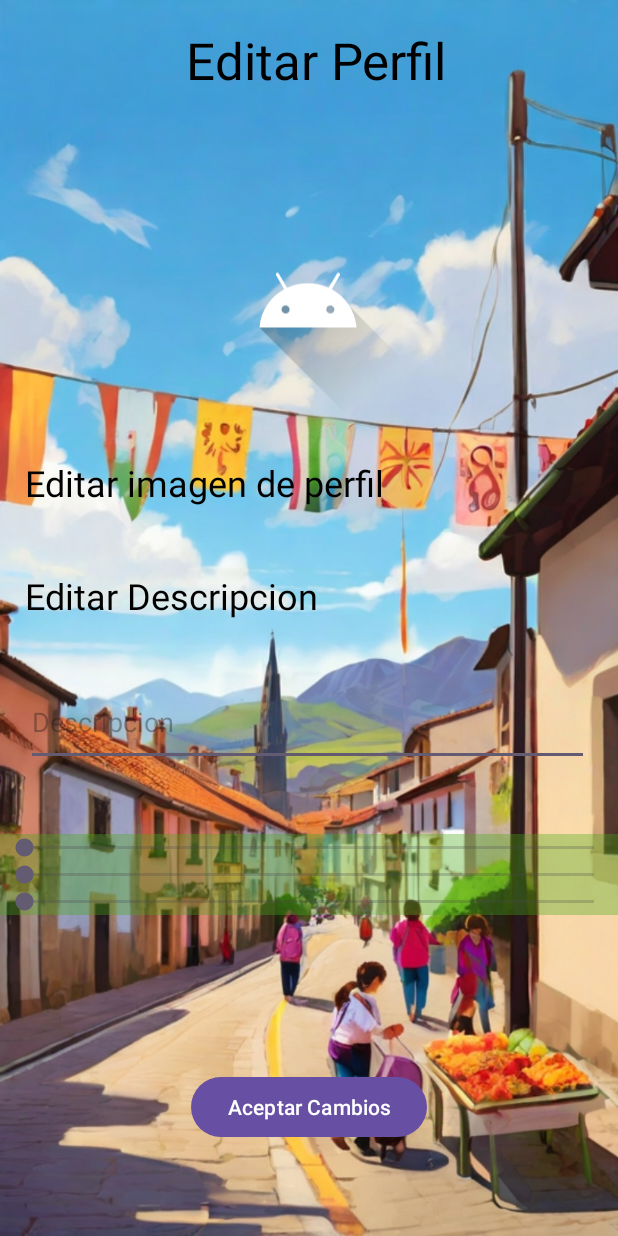
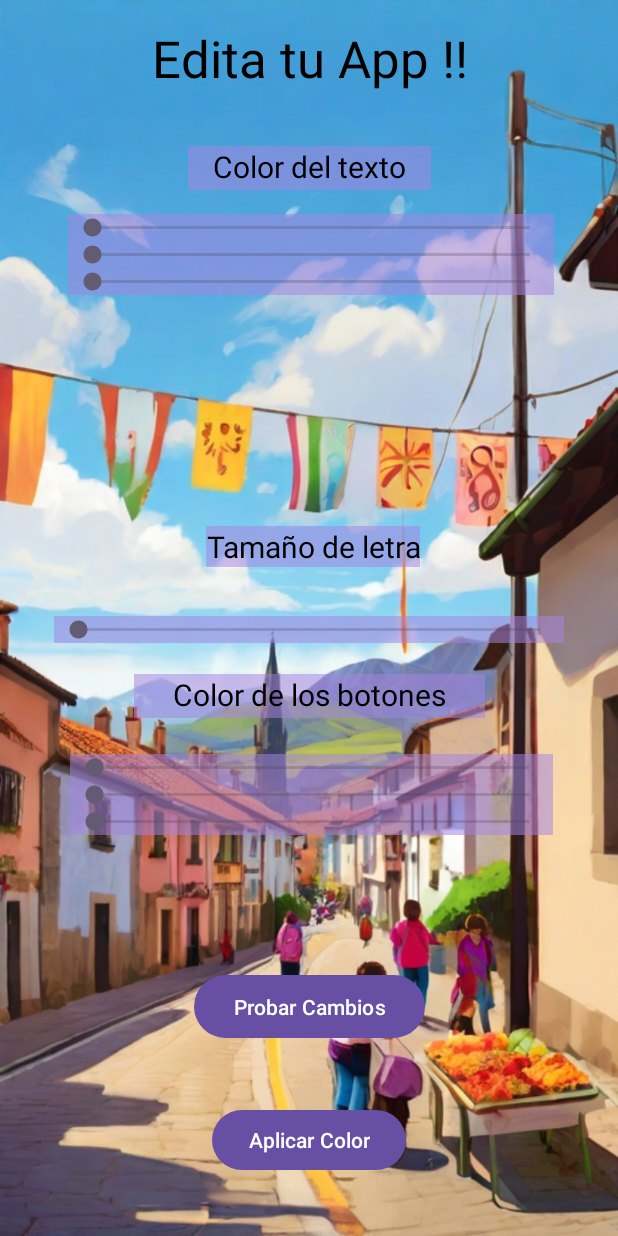
Before and after one commit to ElKalto/EventVault, an Android app: the PerfilBasico screen opened directly, with no data from a screen before it, after a tap on "Editar Perfil", on a phone screen of 412 x 824 dp. Run offline under Robolectric (Android 15) with nearby library versions, the phone set to English and light mode, and no system bars; our stand-ins replace Firebase (no records; nobody signed in at launch, a user with empty details on screens opened directly).

Commit message:
Vuelve a funcionar todo 6.81
cambio de look

```diff
--- a/app/src/main/AndroidManifest.xml
+++ b/app/src/main/AndroidManifest.xml
@@ -37,7 +37,7 @@
             android:name=".vista.CreacionEvento"
             android:exported="false" />
         <activity
-            android:name=".vista.EditarPerfil"
+            android:name=".vista.EditarApp"
             android:exported="false" />
         <activity
             android:name=".vista.EventosSemana"
--- a/app/src/main/java/com/example/eventvault/modelo/PerfilBasico.java
+++ b/app/src/main/java/com/example/eventvault/modelo/PerfilBasico.java
@@ -9,7 +9,7 @@ import android.os.Bundle;
 import android.view.View;
 import android.widget.Button;
 
-import com.example.eventvault.vista.EditarPerfil;
+import com.example.eventvault.vista.EditarApp;
 import com.example.eventvault.servicios.EventVault;
 import com.example.eventvault.vista.EventosSemana;
 import com.example.eventvault.R;
@@ -49,7 +49,7 @@ public class PerfilBasico extends AppCompatActivity {
         btnPerf.setOnClickListener(new View.OnClickListener() {
             @Override
             public void onClick(View v) {
-                Intent intent = new Intent(PerfilBasico.this, EditarPerfil.class);
+                Intent intent = new Intent(PerfilBasico.this, EditarApp.class);
                 startActivity(intent);
             }
         });
--- a/app/src/main/java/com/example/eventvault/modelo/PerfilCreador.java
+++ b/app/src/main/java/com/example/eventvault/modelo/PerfilCreador.java
@@ -11,7 +11,7 @@ import android.widget.Button;
 
 import com.example.eventvault.vista.CreacionEvento;
 import com.example.eventvault.vista.EditarEvento;
-import com.example.eventvault.vista.EditarPerfil;
+import com.example.eventvault.vista.EditarApp;
 import com.example.eventvault.servicios.EventVault;
 import com.example.eventvault.vista.EventosSemana;
 import com.example.eventvault.R;
@@ -81,7 +81,7 @@ public class PerfilCreador extends AppCompatActivity {
         btnPerf.setOnClickListener(new View.OnClickListener() {
             @Override
             public void onClick(View v) {
-                Intent intent = new Intent(PerfilCreador.this, EditarPerfil.class);
+                Intent intent = new Intent(PerfilCreador.this, EditarApp.class);
                 startActivity(intent);
             }
         });
--- /dev/null
+++ b/app/src/main/java/com/example/eventvault/vista/EditarApp.java
@@ -0,0 +1,71 @@
+package com.example.eventvault.vista;
+
+import androidx.appcompat.app.AppCompatActivity;
+import androidx.constraintlayout.widget.ConstraintLayout;
+
+import android.annotation.SuppressLint;
+import android.content.SharedPreferences;
+import android.graphics.Color;
+import android.os.Bundle;
+import android.view.View;
+import android.widget.Button;
+import android.widget.SeekBar;
+
+import com.example.eventvault.R;
+
+public class EditarApp extends AppCompatActivity {
+
+    private SeekBar seekBarColorRojoBotones, seekBarColorVerdeBotones, seekBarColorAzulBotones;
+    private SeekBar seekBarColorRojoFuentes, seekBarColorVerdeFuentes, seekBarColorAzulFuentes;
+    private Button btnAplicarColor;
+    private ConstraintLayout constraintLayout;
+
+    @SuppressLint("MissingInflatedId")
+    @Override
+    protected void onCreate(Bundle savedInstanceState) {
+        super.onCreate(savedInstanceState);
+        setContentView(R.layout.activity_editar_app);
+
+        seekBarColorRojoBotones = findViewById(R.id.seekBarColorRojoBotones);
+        seekBarColorVerdeBotones = findViewById(R.id.seekBarColorVerdeBotones);
+        seekBarColorAzulBotones = findViewById(R.id.seekBarColorAzulBotones);
+        seekBarColorRojoFuentes = findViewById(R.id.seekBarTamLetra);
+        seekBarColorVerdeFuentes = findViewById(R.id.seekBarBlueFuente);
+        seekBarColorAzulFuentes = findViewById(R.id.seekBarRedFuente);
+        btnAplicarColor = findViewById(R.id.BtnAplicarColor);
+        constraintLayout = findViewById(R.id.constraintLayout);
+
+        btnAplicarColor.setOnClickListener(new View.OnClickListener() {
+            @Override
+            public void onClick(View v) {
+                aplicarColorBotones();
+                aplicarColorFuentes();
+            }
+        });
+    }
+
+    private void aplicarColorBotones() {
+        int red = seekBarColorRojoBotones.getProgress();
+        int green = seekBarColorVerdeBotones.getProgress();
+        int blue = seekBarColorAzulBotones.getProgress();
+
+        int color = Color.rgb(red, green, blue);
+
+        SharedPreferences sharedPreferences = getSharedPreferences("ColorBotones", MODE_PRIVATE);
+        SharedPreferences.Editor editor = sharedPreferences.edit();
+        editor.putInt("ColorBotones", color);
+        editor.apply();
+
+        btnAplicarColor.setBackgroundColor(color);
+    }
+
+    private void aplicarColorFuentes() {
+        int red = seekBarColorRojoFuentes.getProgress();
+        int green = seekBarColorVerdeFuentes.getProgress();
+        int blue = seekBarColorAzulFuentes.getProgress();
+
+        int color = Color.rgb(red, green, blue);
+
+        // Aquí debes aplicar el color a las fuentes de tu aplicación, por ejemplo, a través de estilos o directamente a los TextViews
+    }
+}
--- a/app/src/main/java/com/example/eventvault/vista/EditarPerfil.java
+++ /dev/null
@@ -1,73 +0,0 @@
-package com.example.eventvault.vista;
-
-import androidx.appcompat.app.AppCompatActivity;
-import androidx.constraintlayout.widget.ConstraintLayout;
-
-import android.content.SharedPreferences;
-import android.graphics.Color;
-import android.os.Bundle;
-import android.view.View;
-import android.widget.Button;
-import android.widget.SeekBar;
-
-import com.example.eventvault.R;
-
-public class EditarPerfil extends AppCompatActivity {
-
-    private Button btnAtras;
-    private SeekBar seekBarRed, seekBarGreen, seekBarBlue;
-    private Button BtnAplicarColor;
-    private ConstraintLayout constraintLayout;
-
-    @Override
-    protected void onCreate(Bundle savedInstanceState) {
-        super.onCreate(savedInstanceState);
-        setContentView(R.layout.activity_editar_perfil);
-
-        seekBarRed = findViewById(R.id.seekBarRed);
-        seekBarGreen = findViewById(R.id.seekBarGreen);
-        seekBarBlue = findViewById(R.id.seekBarBlue);
-        BtnAplicarColor = findViewById(R.id.BtnAplicarColor);
-        constraintLayout = findViewById(R.id.constraintLayout);
-
-        BtnAplicarColor.setOnClickListener(new View.OnClickListener() {
-            @Override
-            public void onClick(View v) {
-                aplicarColorBotones();
-            }
-        });
-    }
-
-    private void aplicarColorBotones() {
-        int red = seekBarRed.getProgress();
-        int green = seekBarGreen.getProgress();
-        int blue = seekBarBlue.getProgress();
-
-        int color = Color.rgb(red, green, blue);
-
-        SharedPreferences sharedPreferences = getSharedPreferences("ColorBotones", MODE_PRIVATE);
-        SharedPreferences.Editor editor = sharedPreferences.edit();
-        editor.putInt("ColorBotones", color);
-        editor.apply();
-
-        btnAtras.setBackgroundColor(color);
-        BtnAplicarColor.setBackgroundColor(color);
-    }
-
-
-
-    private void AplicarColorBoton() {
-        int red = seekBarRed.getProgress();
-        int green = seekBarGreen.getProgress();
-        int blue = seekBarBlue.getProgress();
-        int color = Color.rgb(red, green, blue);
-
-        // Guarda el color en preferencias compartidas
-        SharedPreferences sharedPreferences = getSharedPreferences("ButtonColorPreferences", MODE_PRIVATE);
-        SharedPreferences.Editor editor = sharedPreferences.edit();
-        editor.putInt("buttonColor", color);
-        editor.apply();
-
-        btnAtras.setBackgroundColor(color);
-    }
-}
--- /dev/null
+++ b/app/src/main/res/layout/activity_editar_app.xml
@@ -0,0 +1,222 @@
+<?xml version="1.0" encoding="utf-8"?>
+<androidx.constraintlayout.widget.ConstraintLayout xmlns:android="http://schemas.android.com/apk/res/android"
+    xmlns:app="http://schemas.android.com/apk/res-auto"
+    xmlns:tools="http://schemas.android.com/tools"
+    android:id="@+id/constraintLayout"
+    android:layout_width="match_parent"
+    android:layout_height="match_parent"
+    android:background="#8BC34A"
+    tools:context=".vista.EditarApp">
+
+    <ImageView
+        android:id="@+id/backgroundImage"
+        android:layout_width="match_parent"
+        android:layout_height="match_parent"
+        android:scaleType="centerCrop"
+        android:src="@drawable/fiestacuatro"
+        tools:layout_editor_absoluteX="16dp"
+        tools:layout_editor_absoluteY="0dp" />
+
+    <TextView
+        android:id="@+id/textView10"
+        android:layout_width="363dp"
+        android:layout_height="57dp"
+        android:layout_marginTop="16dp"
+        android:text="Edita tu App !!"
+        android:textAlignment="center"
+        android:textColor="#000000"
+        android:textSize="34sp"
+        app:layout_constraintEnd_toEndOf="parent"
+        app:layout_constraintStart_toStartOf="parent"
+        app:layout_constraintTop_toTopOf="@+id/backgroundImage" />
+
+    <androidx.constraintlayout.widget.ConstraintLayout
+        android:id="@+id/containerBotones"
+        android:layout_width="338dp"
+        android:layout_height="59dp"
+        android:layout_marginBottom="84dp"
+        app:layout_constraintBottom_toTopOf="@+id/BtnAplicarCambios"
+        app:layout_constraintEnd_toEndOf="parent"
+        app:layout_constraintHorizontal_bias="0.52"
+        app:layout_constraintStart_toStartOf="parent">
+
+        <SeekBar
+            android:id="@+id/seekBarColorRojoBotones"
+            android:layout_width="0dp"
+            android:layout_height="wrap_content"
+            android:layout_marginStart="8dp"
+            android:layout_marginEnd="8dp"
+            android:background="#88A686E1"
+            android:max="255"
+            android:progress="0"
+            app:layout_constraintEnd_toEndOf="parent"
+            app:layout_constraintStart_toStartOf="parent"
+            tools:ignore="MissingConstraints" />
+
+        <SeekBar
+            android:id="@+id/seekBarColorVerdeBotones"
+            android:layout_width="0dp"
+            android:layout_height="wrap_content"
+            android:layout_marginStart="8dp"
+            android:layout_marginEnd="8dp"
+            android:background="#88A686E1"
+            android:max="255"
+            android:progress="0"
+            app:layout_constraintEnd_toEndOf="parent"
+            app:layout_constraintStart_toStartOf="parent"
+            app:layout_constraintTop_toBottomOf="@id/seekBarColorRojoBotones" />
+
+        <SeekBar
+            android:id="@+id/seekBarColorAzulBotones"
+            android:layout_width="0dp"
+            android:layout_height="wrap_content"
+            android:layout_marginStart="8dp"
+            android:layout_marginEnd="8dp"
+            android:background="#88A686E1"
+            android:max="255"
+            android:progress="0"
+            app:layout_constraintEnd_toEndOf="parent"
+            app:layout_constraintStart_toStartOf="parent"
+            app:layout_constraintTop_toBottomOf="@id/seekBarColorVerdeBotones" />
+
+    </androidx.constraintlayout.widget.ConstraintLayout>
+
+    <androidx.constraintlayout.widget.ConstraintLayout
+        android:id="@+id/containerFuentes"
+        android:layout_width="340dp"
+        android:layout_height="70dp"
+        android:layout_marginTop="16dp"
+        app:layout_constraintEnd_toEndOf="parent"
+        app:layout_constraintHorizontal_bias="0.521"
+        app:layout_constraintStart_toStartOf="parent"
+        app:layout_constraintTop_toBottomOf="@+id/textViewColorBotones">
+
+        <SeekBar
+            android:id="@+id/seekBarRedFuente"
+            android:layout_width="0dp"
+            android:layout_height="wrap_content"
+            android:layout_marginStart="8dp"
+            android:layout_marginEnd="8dp"
+            android:background="#88A686E1"
+            android:max="255"
+            android:progress="0"
+            app:layout_constraintEnd_toEndOf="parent"
+            app:layout_constraintStart_toStartOf="parent"
+            tools:ignore="MissingConstraints" />
+
+        <SeekBar
+            android:id="@+id/seekBarGreenFontFuente"
+            android:layout_width="0dp"
+            android:layout_height="wrap_content"
+            android:layout_marginStart="8dp"
+            android:layout_marginEnd="8dp"
+            android:background="#88A686E1"
+            android:max="255"
+            android:progress="0"
+            app:layout_constraintEnd_toEndOf="parent"
+            app:layout_constraintStart_toStartOf="parent"
+            app:layout_constraintTop_toBottomOf="@id/seekBarRedFuente" />
+
+        <SeekBar
+            android:id="@+id/seekBarBlueFuente"
+            android:layout_width="0dp"
+            android:layout_height="wrap_content"
+            android:layout_marginStart="8dp"
+            android:layout_marginEnd="8dp"
+            android:background="#88A686E1"
+            android:max="255"
+            android:progress="0"
+            app:layout_constraintEnd_toEndOf="parent"
+            app:layout_constraintStart_toStartOf="parent"
+            app:layout_constraintTop_toBottomOf="@id/seekBarGreenFontFuente" />
+
+    </androidx.constraintlayout.widget.ConstraintLayout>
+
+    <androidx.constraintlayout.widget.ConstraintLayout
+        android:id="@+id/containerLetra"
+        android:layout_width="340dp"
+        android:layout_height="27dp"
+        android:layout_marginBottom="16dp"
+        app:layout_constraintBottom_toTopOf="@+id/textViewColorLetra"
+        app:layout_constraintEnd_toEndOf="parent"
+        app:layout_constraintStart_toStartOf="parent">
+
+        <SeekBar
+            android:id="@+id/seekBarTamLetra"
+            android:layout_width="340dp"
+            android:layout_height="wrap_content"
+            android:background="#88A686E1"
+            android:max="255"
+            android:progress="0"
+            app:layout_constraintBottom_toBottomOf="parent"
+            app:layout_constraintEnd_toEndOf="parent"
+            app:layout_constraintStart_toStartOf="parent"
+            app:layout_constraintTop_toTopOf="parent" />
+
+    </androidx.constraintlayout.widget.ConstraintLayout>
+
+    <Button
+        android:id="@+id/BtnAplicarCambios"
+        android:layout_width="154dp"
+        android:layout_height="50dp"
+        android:layout_marginBottom="40dp"
+        android:text="Probar Cambios"
+        app:layout_constraintBottom_toTopOf="@+id/BtnAplicarColor"
+        app:layout_constraintEnd_toEndOf="parent"
+        app:layout_constraintStart_toStartOf="parent" />
+
+    <Button
+        android:id="@+id/BtnAplicarColor"
+        android:layout_width="wrap_content"
+        android:layout_height="wrap_content"
+        android:layout_marginBottom="40dp"
+        android:text="Aplicar Color"
+        app:layout_constraintBottom_toBottomOf="@+id/backgroundImage"
+        app:layout_constraintEnd_toEndOf="parent"
+        app:layout_constraintStart_toStartOf="parent" />
+
+    <TextView
+        android:id="@+id/textViewColorLetra"
+        android:layout_width="234dp"
+        android:layout_height="29dp"
+        android:layout_marginBottom="24dp"
+        android:background="#88A686E1"
+        android:text="Color de los botones"
+        android:textAlignment="center"
+        android:textColor="#000000"
+        android:textSize="20sp"
+        app:layout_constraintBottom_toTopOf="@+id/containerBotones"
+        app:layout_constraintEnd_toEndOf="parent"
+        app:layout_constraintStart_toStartOf="parent" />
+
+    <TextView
+        android:id="@+id/textViewTamañoLetra"
+        android:layout_width="wrap_content"
+        android:layout_height="wrap_content"
+        android:layout_marginBottom="28dp"
+        android:background="#88A686E1"
+        android:text="Tamaño de letra"
+        android:textAlignment="center"
+        android:textColor="#000000"
+        android:textSize="20sp"
+        app:layout_constraintBottom_toTopOf="@+id/containerLetra"
+        app:layout_constraintEnd_toEndOf="parent"
+        app:layout_constraintHorizontal_bias="0.511"
+        app:layout_constraintStart_toStartOf="parent" />
+
+    <TextView
+        android:id="@+id/textViewColorBotones"
+        android:layout_width="162dp"
+        android:layout_height="29dp"
+        android:layout_marginTop="24dp"
+        android:width="190dp"
+        android:background="#88A686E1"
+        android:text="Color del texto"
+        android:textAlignment="center"
+        android:textColor="#000000"
+        android:textSize="20sp"
+        app:layout_constraintEnd_toEndOf="parent"
+        app:layout_constraintStart_toStartOf="parent"
+        app:layout_constraintTop_toBottomOf="@+id/textView10" />
+
+</androidx.constraintlayout.widget.ConstraintLayout>
--- a/app/src/main/res/layout/activity_editar_perfil.xml
+++ /dev/null
@@ -1,140 +0,0 @@
-<?xml version="1.0" encoding="utf-8"?>
-<androidx.constraintlayout.widget.ConstraintLayout xmlns:android="http://schemas.android.com/apk/res/android"
-    xmlns:app="http://schemas.android.com/apk/res-auto"
-    xmlns:tools="http://schemas.android.com/tools"
-    android:id="@+id/constraintLayout"
-    android:layout_width="match_parent"
-    android:layout_height="match_parent"
-    android:background="#8BC34A"
-    tools:context=".vista.EditarPerfil">
-
-    <!-- Fondo de la imagen -->
-
-    <ImageView
-        android:id="@+id/backgroundImage"
-        android:layout_width="match_parent"
-        android:layout_height="match_parent"
-        android:scaleType="centerCrop"
-        android:src="@drawable/fiestacuatro"
-        app:layout_constraintBottom_toBottomOf="parent"
-        app:layout_constraintEnd_toEndOf="parent"
-        app:layout_constraintHorizontal_bias="0.0"
-        app:layout_constraintStart_toStartOf="parent"
-        app:layout_constraintTop_toTopOf="parent"
-        app:layout_constraintVertical_bias="0.0" />
-
-    <EditText
-        android:id="@+id/editTxtDescripcion"
-        android:layout_width="375dp"
-        android:layout_height="58dp"
-        android:ems="10"
-        android:hint="Descripcion"
-        android:inputType="text"
-        android:textColor="#000000"
-        app:layout_constraintBottom_toBottomOf="parent"
-        app:layout_constraintEnd_toEndOf="parent"
-        app:layout_constraintHorizontal_bias="0.466"
-        app:layout_constraintStart_toStartOf="parent"
-        app:layout_constraintTop_toTopOf="parent"
-        app:layout_constraintVertical_bias="0.591" />
-
-    <TextView
-        android:id="@+id/textView10"
-        android:layout_width="372dp"
-        android:layout_height="95dp"
-        android:text="Editar Perfil"
-        android:textAlignment="center"
-        android:textColor="#000000"
-        android:textSize="34sp"
-        app:layout_constraintBottom_toBottomOf="parent"
-        app:layout_constraintEnd_toEndOf="parent"
-        app:layout_constraintHorizontal_bias="0.609"
-        app:layout_constraintStart_toStartOf="parent"
-        app:layout_constraintTop_toTopOf="parent"
-        app:layout_constraintVertical_bias="0.024" />
-
-    <TextView
-        android:id="@+id/textView13"
-        android:layout_width="385dp"
-        android:layout_height="63dp"
-        android:text="Editar imagen de perfil"
-        android:textColor="#000000"
-        android:textSize="24sp"
-        app:layout_constraintBottom_toBottomOf="parent"
-        app:layout_constraintEnd_toEndOf="parent"
-        app:layout_constraintHorizontal_bias="0.615"
-        app:layout_constraintStart_toStartOf="parent"
-        app:layout_constraintTop_toTopOf="parent"
-        app:layout_constraintVertical_bias="0.401" />
-
-    <TextView
-        android:id="@+id/textView14"
-        android:layout_width="385dp"
-        android:layout_height="63dp"
-        android:text="Editar Descripcion"
-        android:textColor="#000000"
-        android:textSize="24sp"
-        app:layout_constraintBottom_toBottomOf="parent"
-        app:layout_constraintEnd_toEndOf="parent"
-        app:layout_constraintHorizontal_bias="0.615"
-        app:layout_constraintStart_toStartOf="parent"
-        app:layout_constraintTop_toTopOf="parent" />
-
-    <ImageView
-        android:id="@+id/imageView3"
-        android:layout_width="152dp"
-        android:layout_height="154dp"
-        app:layout_constraintBottom_toBottomOf="parent"
-        app:layout_constraintEnd_toEndOf="parent"
-        app:layout_constraintHorizontal_bias="0.498"
-        app:layout_constraintStart_toStartOf="parent"
-        app:layout_constraintTop_toTopOf="parent"
-        app:layout_constraintVertical_bias="0.19"
-        app:srcCompat="@drawable/ic_launcher_foreground" />
-
-    <SeekBar
-        android:id="@+id/seekBarRed"
-        android:layout_width="match_parent"
-        android:layout_height="wrap_content"
-        android:layout_marginTop="112dp"
-        android:background="#5947AA16"
-        android:max="255"
-        android:progress="0"
-        app:layout_constraintEnd_toEndOf="parent"
-        app:layout_constraintHorizontal_bias="0.0"
-        app:layout_constraintStart_toStartOf="parent"
-        app:layout_constraintTop_toBottomOf="@+id/textView14" />
-
-    <SeekBar
-        android:id="@+id/seekBarGreen"
-        android:layout_width="match_parent"
-        android:layout_height="wrap_content"
-        android:background="#5947AA16"
-        android:max="255"
-        android:progress="0"
-        app:layout_constraintEnd_toEndOf="parent"
-        app:layout_constraintStart_toStartOf="parent"
-        app:layout_constraintTop_toBottomOf="@+id/seekBarRed" />
-
-    <SeekBar
-        android:id="@+id/seekBarBlue"
-        android:layout_width="match_parent"
-        android:layout_height="wrap_content"
-        android:background="#5947AA16"
-        android:max="255"
-        android:progress="0"
-        app:layout_constraintEnd_toEndOf="parent"
-        app:layout_constraintStart_toStartOf="parent"
-        app:layout_constraintTop_toBottomOf="@+id/seekBarGreen" />
-
-    <Button
-        android:id="@+id/BtnAplicarColor"
-        android:layout_width="wrap_content"
-        android:layout_height="wrap_content"
-        android:layout_marginTop="104dp"
-        android:text="Aceptar Cambios"
-        app:layout_constraintEnd_toEndOf="parent"
-        app:layout_constraintStart_toStartOf="parent"
-        app:layout_constraintTop_toBottomOf="@+id/seekBarBlue" />
-
-</androidx.constraintlayout.widget.ConstraintLayout>
```
Also changed, not shown: app/src/main/res/layout/activity_registro.xml (+67 -92 lines), app/src/main/res/drawable/fiestadiez.png (added), app/src/main/res/drawable/fiestanueve.png (added).
